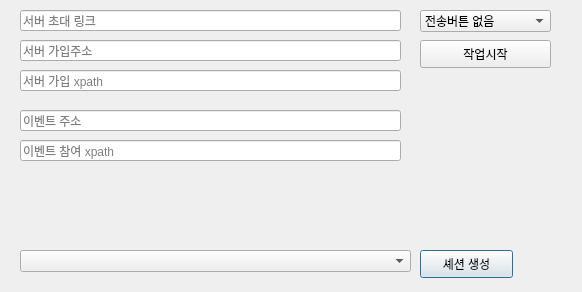
Qt form sys/discord_auto.ui (kimkimdong/discord_auto) before a commit.
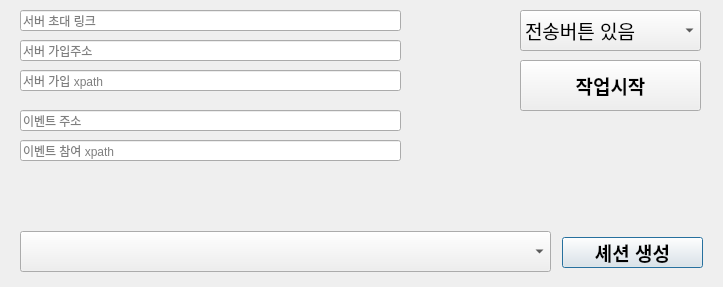
The same form after that commit.

What changed in the file:
```diff
--- a/sys/discord_auto.ui
+++ b/sys/discord_auto.ui
@@ -6,8 +6,8 @@
    <rect>
     <x>0</x>
     <y>0</y>
-    <width>582</width>
-    <height>292</height>
+    <width>723</width>
+    <height>287</height>
    </rect>
   </property>
   <property name="windowTitle">
@@ -17,21 +17,38 @@
    <property name="geometry">
     <rect>
      <x>20</x>
-     <y>250</y>
-     <width>391</width>
-     <height>22</height>
+     <y>231</y>
+     <width>531</width>
+     <height>41</height>
     </rect>
    </property>
+   <property name="font">
+    <font>
+     <family>Arial</family>
+     <pointsize>16</pointsize>
+    </font>
+   </property>
+   <property name="maxVisibleItems">
+    <number>30</number>
+   </property>
   </widget>
   <widget class="QPushButton" name="pushButton">
    <property name="geometry">
     <rect>
-     <x>420</x>
-     <y>250</y>
-     <width>93</width>
-     <height>28</height>
+     <x>562</x>
+     <y>237</y>
+     <width>141</width>
+     <height>31</height>
     </rect>
    </property>
+   <property name="font">
+    <font>
+     <family>Arial</family>
+     <pointsize>14</pointsize>
+     <weight>75</weight>
+     <bold>true</bold>
+    </font>
+   </property>
    <property name="text">
     <string>셰션 생성</string>
    </property>
@@ -52,12 +69,20 @@
   <widget class="QPushButton" name="pushButton_2">
    <property name="geometry">
     <rect>
-     <x>420</x>
-     <y>40</y>
-     <width>131</width>
-     <height>28</height>
+     <x>520</x>
+     <y>60</y>
+     <width>181</width>
+     <height>51</height>
     </rect>
    </property>
+   <property name="font">
+    <font>
+     <family>Arial</family>
+     <pointsize>14</pointsize>
+     <weight>75</weight>
+     <bold>true</bold>
+    </font>
+   </property>
    <property name="text">
     <string>작업시작</string>
    </property>
@@ -117,15 +142,21 @@
   <widget class="QComboBox" name="comboBox_2">
    <property name="geometry">
     <rect>
-     <x>420</x>
+     <x>520</x>
      <y>10</y>
-     <width>131</width>
-     <height>22</height>
+     <width>181</width>
+     <height>41</height>
     </rect>
    </property>
+   <property name="font">
+    <font>
+     <family>Arial</family>
+     <pointsize>14</pointsize>
+    </font>
+   </property>
    <item>
     <property name="text">
-     <string>전송버튼 없음</string>
+     <string>전송버튼 있음</string>
     </property>
    </item>
    <item>
```
Left out of the diff: 2 changed lines with no effect on the pictures.
